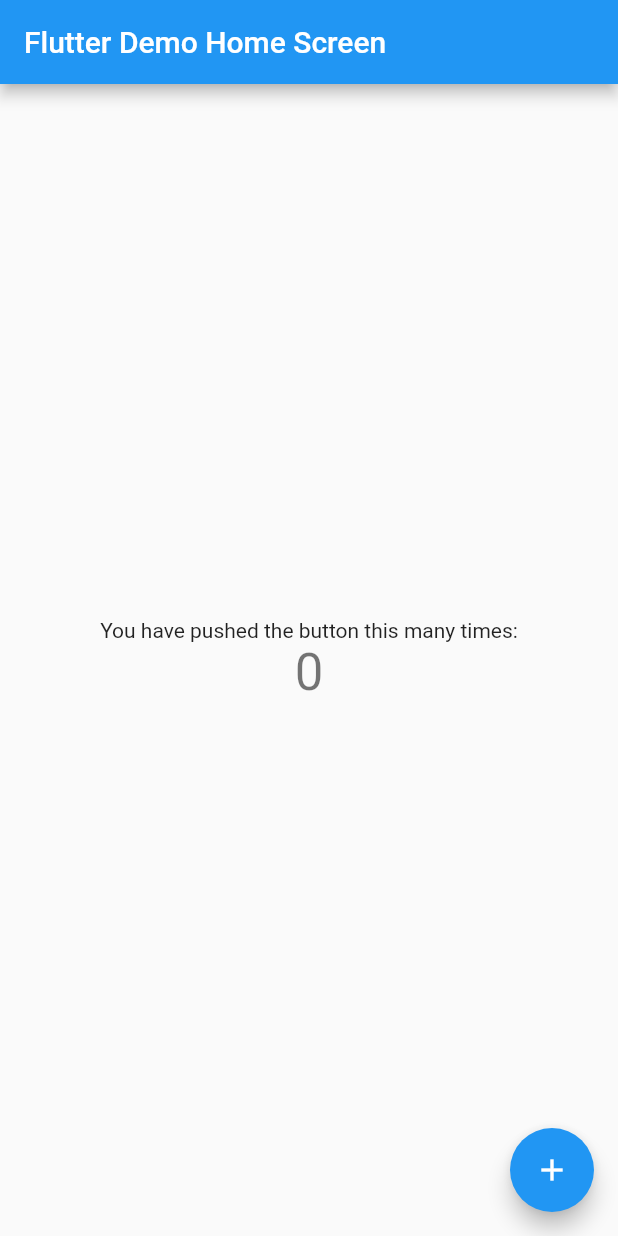
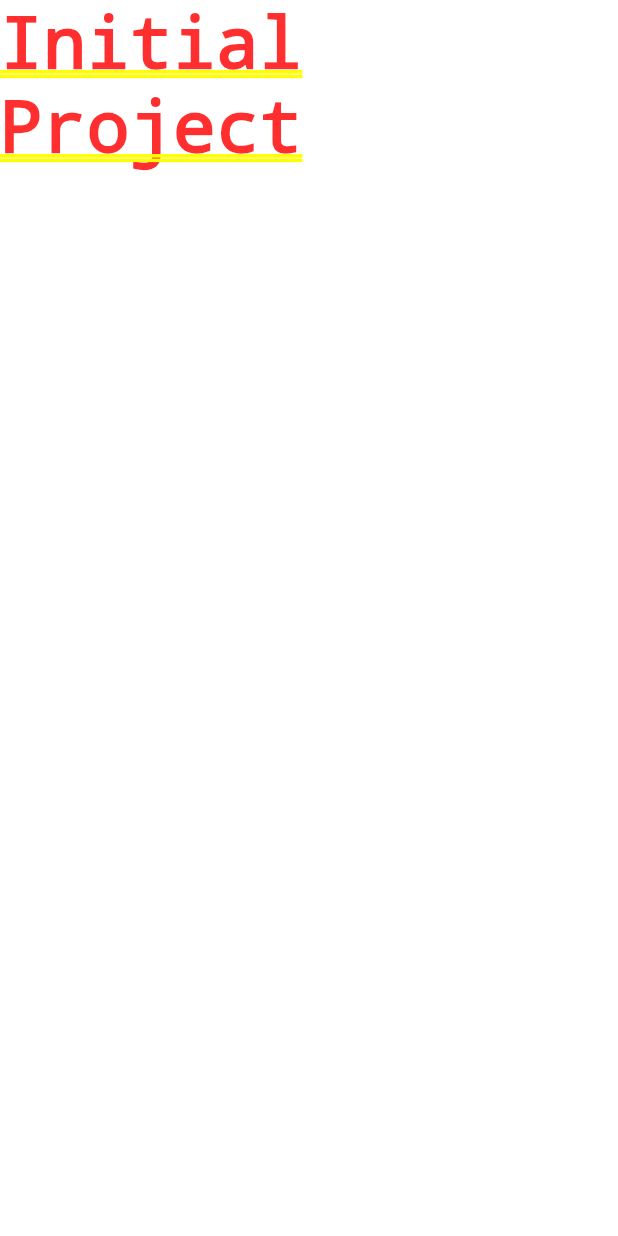
Before and after one commit to RadiRS/first-app-flutter, a Flutter app: the screen it shows after launch, on a phone screen of 412 x 824 dp. Run offline on Flutter 3.47's test engine with Material 2 defaults, Android fonts, the phone set to English and light mode, and no system bars.

Commit message:
Clean up the project

```diff
--- a/lib/main.dart
+++ b/lib/main.dart
@@ -1,117 +1,7 @@
 import 'package:flutter/material.dart';
 
 void main() {
-  runApp(MyApp());
+  runApp(MaterialApp(
+    home: Text('Initial Project'),
+  ));
 }
-
-class MyApp extends StatelessWidget {
-  // This widget is the root of your application.
-  @override
-  Widget build(BuildContext context) {
-    return MaterialApp(
-      title: 'Flutter Demo',
-      theme: ThemeData(
-        // This is the theme of your application.
-        //
-        // Try running your application with "flutter run". You'll see the
-        // application has a blue toolbar. Then, without quitting the app, try
-        // changing the primarySwatch below to Colors.green and then invoke
-        // "hot reload" (press "r" in the console where you ran "flutter run",
-        // or simply save your changes to "hot reload" in a Flutter IDE).
-        // Notice that the counter didn't reset back to zero; the application
-        // is not restarted.
-        primarySwatch: Colors.blue,
-        // This makes the visual density adapt to the platform that you run
-        // the app on. For desktop platforms, the controls will be smaller and
-        // closer together (more dense) than on mobile platforms.
-        visualDensity: VisualDensity.adaptivePlatformDensity,
-      ),
-      home: MyHomePage(title: 'Flutter Demo Home Screen'),
-    );
-  }
-}
-
-class MyHomePage extends StatefulWidget {
-  MyHomePage({Key key, this.title}) : super(key: key);
-
-  // This widget is the home page of your application. It is stateful, meaning
-  // that it has a State object (defined below) that contains fields that affect
-  // how it looks.
-
-  // This class is the configuration for the state. It holds the values (in this
-  // case the title) provided by the parent (in this case the App widget) and
-  // used by the build method of the State. Fields in a Widget subclass are
-  // always marked "final".
-
-  final String title;
-
-  @override
-  _MyHomePageState createState() => _MyHomePageState();
-}
-
-class _MyHomePageState extends State<MyHomePage> {
-  int _counter = 0;
-
-  void _incrementCounter() {
-    setState(() {
-      // This call to setState tells the Flutter framework that something has
-      // changed in this State, which causes it to rerun the build method below
-      // so that the display can reflect the updated values. If we changed
-      // _counter without calling setState(), then the build method would not be
-      // called again, and so nothing would appear to happen.
-      _counter++;
-    });
-  }
-
-  @override
-  Widget build(BuildContext context) {
-    // This method is rerun every time setState is called, for instance as done
-    // by the _incrementCounter method above.
-    //
-    // The Flutter framework has been optimized to make rerunning build methods
-    // fast, so that you can just rebuild anything that needs updating rather
-    // than having to individually change instances of widgets.
-    return Scaffold(
-      appBar: AppBar(
-        // Here we take the value from the MyHomePage object that was created by
-        // the App.build method, and use it to set our appbar title.
-        title: Text(widget.title),
-      ),
-      body: Center(
-        // Center is a layout widget. It takes a single child and positions it
-        // in the middle of the parent.
-        child: Column(
-          // Column is also a layout widget. It takes a list of children and
-          // arranges them vertically. By default, it sizes itself to fit its
-          // children horizontally, and tries to be as tall as its parent.
-          //
-          // Invoke "debug painting" (press "p" in the console, choose the
-          // "Toggle Debug Paint" action from the Flutter Inspector in Android
-          // Studio, or the "Toggle Debug Paint" command in Visual Studio Code)
-          // to see the wireframe for each widget.
-          //
-          // Column has various properties to control how it sizes itself and
-          // how it positions its children. Here we use mainAxisAlignment to
-          // center the children vertically; the main axis here is the vertical
-          // axis because Columns are vertical (the cross axis would be
-          // horizontal).
-          mainAxisAlignment: MainAxisAlignment.center,
-          children: <Widget>[
-            Text(
-              'You have pushed the button this many times:',
-            ),
-            Text(
-              '$_counter',
-              style: Theme.of(context).textTheme.headline4,
-            ),
-          ],
-        ),
-      ),
-      floatingActionButton: FloatingActionButton(
-        onPressed: _incrementCounter,
-        tooltip: 'Increment',
-        child: Icon(Icons.add),
-      ), // This trailing comma makes auto-formatting nicer for build methods.
-    );
-  }
-}
```
Also changed, not shown: 1 other file.
